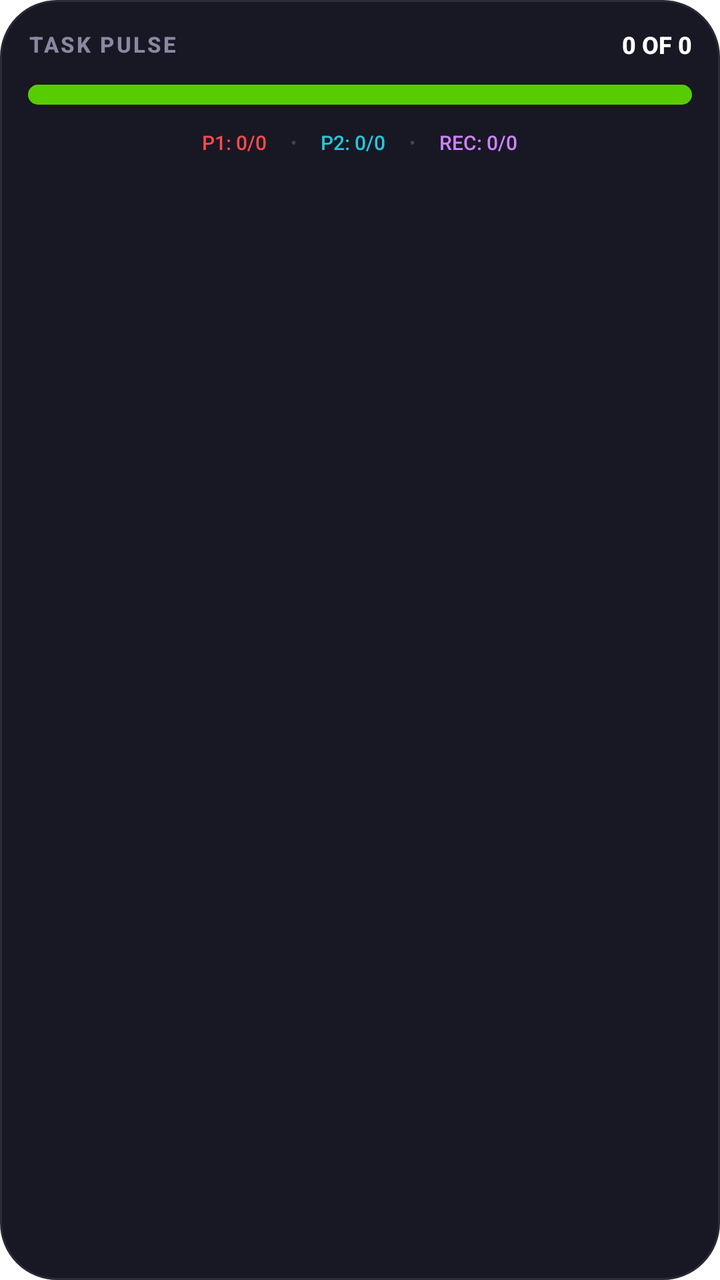
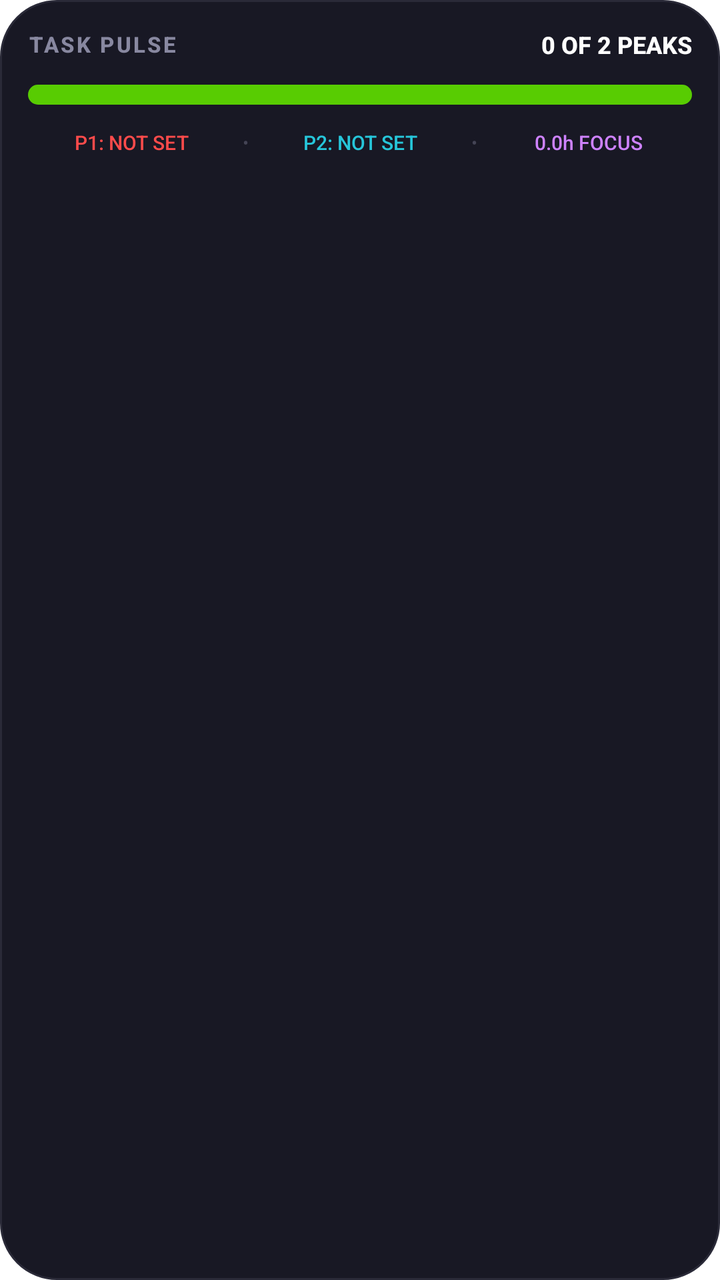

Compare the two renders of this Android layout. The source of the first and the diff that turns it into the second are given below.
<!-- AndroidManifest.xml: fallback theme Theme.MaterialComponents.DayNight.NoActionBar -->
<!-- res/layout/widget_task_pulse.xml -->
<?xml version="1.0" encoding="utf-8"?>
<LinearLayout xmlns:android="http://schemas.android.com/apk/res/android"
    android:id="@+id/widget_root"
    android:layout_width="match_parent"
    android:layout_height="match_parent"
    android:background="@drawable/widget_card_bg"
    android:orientation="vertical"
    android:padding="@dimen/widget_padding">

    
    <LinearLayout
        android:layout_width="match_parent"
        android:layout_height="wrap_content"
        android:gravity="center_vertical"
        android:orientation="horizontal">

        <TextView
            android:layout_width="wrap_content"
            android:layout_height="wrap_content"
            android:fontFamily="sans-serif-medium"
            android:text="TASK PULSE"
            android:textColor="@color/widget_text_muted"
            android:textSize="11sp"
            android:letterSpacing="0.1"
            android:textStyle="bold" />

        <FrameLayout
            android:layout_width="0dp"
            android:layout_height="1dp"
            android:layout_weight="1" />

        <TextView
            android:id="@+id/tv_task_summary"
            android:layout_width="wrap_content"
            android:layout_height="wrap_content"
            android:fontFamily="sans-serif-medium"
            android:text="0 OF 0"
            android:textColor="@color/widget_text_primary"
            android:textSize="12sp"
            android:textStyle="bold" />
    </LinearLayout>

    
    <ProgressBar
        android:id="@+id/pb_task_progress"
        style="?android:attr/progressBarStyleHorizontal"
        android:layout_width="match_parent"
        android:layout_height="10dp"
        android:layout_marginTop="12dp"
        android:layout_marginBottom="12dp"
        android:progressDrawable="@drawable/widget_fill_green"
        android:background="@drawable/widget_progress_track"
        android:max="100"
        android:progress="0" />

    
    <LinearLayout
        android:layout_width="match_parent"
        android:layout_height="wrap_content"
        android:gravity="center"
        android:orientation="horizontal">

        <TextView
            android:id="@+id/tv_peak1_count"
            android:layout_width="wrap_content"
            android:layout_height="wrap_content"
            android:fontFamily="sans-serif-medium"
            android:text="P1: 0/0"
            android:textColor="@color/vibrant_orange"
            android:textSize="10sp" />

        <TextView
            android:layout_width="wrap_content"
            android:layout_height="wrap_content"
            android:layout_marginStart="12dp"
            android:layout_marginEnd="12dp"
            android:text="•"
            android:textColor="#444455"
            android:textSize="9sp" />

        <TextView
            android:id="@+id/tv_peak2_count"
            android:layout_width="wrap_content"
            android:layout_height="wrap_content"
            android:fontFamily="sans-serif-medium"
            android:text="P2: 0/0"
            android:textColor="@color/vibrant_cyan"
            android:textSize="10sp" />

        <TextView
            android:layout_width="wrap_content"
            android:layout_height="wrap_content"
            android:layout_marginStart="12dp"
            android:layout_marginEnd="12dp"
            android:text="•"
            android:textColor="#444455"
            android:textSize="9sp" />

        <TextView
            android:id="@+id/tv_recovery_count"
            android:layout_width="wrap_content"
            android:layout_height="wrap_content"
            android:fontFamily="sans-serif-medium"
            android:text="REC: 0/0"
            android:textColor="@color/vibrant_purple"
            android:textSize="10sp" />
    </LinearLayout>

</LinearLayout>
<!-- resources referenced by this layout -->
<resources>
  <color name="vibrant_cyan">#26C6DA</color>
  <color name="vibrant_orange">#FF4B4B</color>
  <color name="vibrant_purple">#CE82FF</color>
  <color name="widget_text_muted">#8888A0</color>
  <color name="widget_text_primary">#FFFFFF</color>
  <dimen name="widget_padding">14dp</dimen>
  <!-- drawable widget_card_bg (drawable) -->
  <?xml version="1.0" encoding="utf-8"?>
  <shape xmlns:android="http://schemas.android.com/apk/res/android"
      android:shape="rectangle">
      <solid android:color="@color/widget_bg_dark" />
      <corners android:radius="@dimen/widget_corner_radius" />
      <stroke
          android:width="1dp"
          android:color="#2A2A38" />
  </shape>
  <!-- drawable widget_fill_green (drawable) -->
  <?xml version="1.0" encoding="utf-8"?>
  <shape xmlns:android="http://schemas.android.com/apk/res/android"
      android:shape="rectangle">
      <solid android:color="@color/vibrant_green" />
      <corners android:radius="100dp" />
  </shape>
  <!-- drawable widget_progress_track (drawable) -->
  <?xml version="1.0" encoding="utf-8"?>
  <shape xmlns:android="http://schemas.android.com/apk/res/android"
      android:shape="rectangle">
      <solid android:color="@color/track_bg_dark" />
      <corners android:radius="100dp" />
  </shape>
  <color name="widget_bg_dark">#181824</color>
  <dimen name="widget_corner_radius">16dp</dimen>
  <color name="vibrant_green">#58CC02</color>
  <color name="track_bg_dark">#2A2A38</color>
</resources>

<!-- the commit's change to res/layout/widget_task_pulse.xml (unified diff, before → after) -->
@@ -34,7 +34,7 @@
             android:layout_width="wrap_content"
             android:layout_height="wrap_content"
             android:fontFamily="sans-serif-medium"
-            android:text="0 OF 0"
+            android:text="0 OF 2 PEAKS"
             android:textColor="@color/widget_text_primary"
             android:textSize="12sp"
             android:textStyle="bold" />
@@ -57,51 +57,63 @@
     <LinearLayout
         android:layout_width="match_parent"
         android:layout_height="wrap_content"
-        android:gravity="center"
+        android:gravity="center_vertical"
         android:orientation="horizontal">
 
         <TextView
             android:id="@+id/tv_peak1_count"
-            android:layout_width="wrap_content"
+            android:layout_width="0dp"
             android:layout_height="wrap_content"
+            android:layout_weight="1"
+            android:gravity="center"
             android:fontFamily="sans-serif-medium"
-            android:text="P1: 0/0"
+            android:text="P1: NOT SET"
+            android:maxLines="1"
+            android:ellipsize="end"
             android:textColor="@color/vibrant_orange"
             android:textSize="10sp" />
 
         <TextView
             android:layout_width="wrap_content"
             android:layout_height="wrap_content"
-            android:layout_marginStart="12dp"
-            android:layout_marginEnd="12dp"
+            android:layout_marginStart="4dp"
+            android:layout_marginEnd="4dp"
             android:text="•"
             android:textColor="#444455"
             android:textSize="9sp" />
 
         <TextView
             android:id="@+id/tv_peak2_count"
-            android:layout_width="wrap_content"
+            android:layout_width="0dp"
             android:layout_height="wrap_content"
+            android:layout_weight="1"
+            android:gravity="center"
             android:fontFamily="sans-serif-medium"
-            android:text="P2: 0/0"
+            android:text="P2: NOT SET"
+            android:maxLines="1"
+            android:ellipsize="end"
             android:textColor="@color/vibrant_cyan"
             android:textSize="10sp" />
 
         <TextView
             android:layout_width="wrap_content"
             android:layout_height="wrap_content"
-            android:layout_marginStart="12dp"
-            android:layout_marginEnd="12dp"
+            android:layout_marginStart="4dp"
+            android:layout_marginEnd="4dp"
             android:text="•"
             android:textColor="#444455"
             android:textSize="9sp" />
 
         <TextView
             android:id="@+id/tv_recovery_count"
-            android:layout_width="wrap_content"
+            android:layout_width="0dp"
             android:layout_height="wrap_content"
+            android:layout_weight="1"
+            android:gravity="center"
             android:fontFamily="sans-serif-medium"
-            android:text="REC: 0/0"
+            android:text="0.0h FOCUS"
+            android:maxLines="1"
+            android:ellipsize="end"
             android:textColor="@color/vibrant_purple"
             android:textSize="10sp" />
     </LinearLayout>
